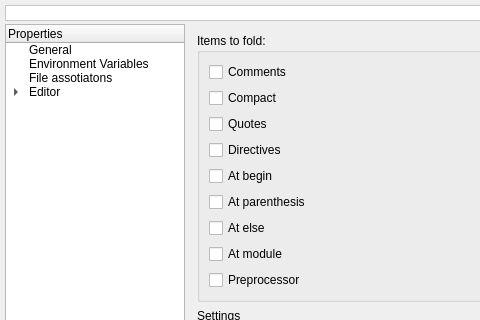
andreikop/enki, file mks/ui/UISettings.ui: the form before one commit; both pictures show x 0 to 480 and y 0 to 320 of the 620 by 727 pixel window.
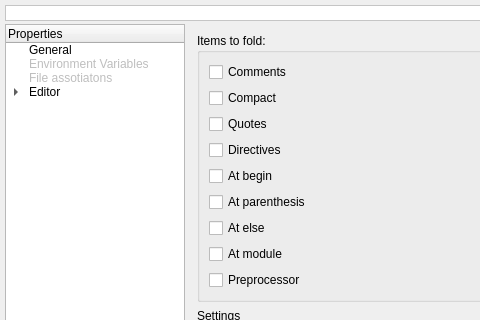
The form after the commit. Custom widgets are drawn as their Qt base class.

Commit message: Not supported tabs in the settings are disabled

```diff
--- a/mks/ui/UISettings.ui
+++ b/mks/ui/UISettings.ui
@@ -137,11 +137,17 @@
       <property name="text">
        <string>Environment Variables</string>
       </property>
+      <property name="flags">
+       <set>ItemIsDragEnabled|ItemIsUserCheckable</set>
+      </property>
      </item>
      <item>
       <property name="text">
        <string>File assotiatons</string>
       </property>
+      <property name="flags">
+       <set>ItemIsDragEnabled|ItemIsUserCheckable</set>
+      </property>
      </item>
      <item>
       <property name="text">
```
Left out of the diff: 12 changed lines with no effect on the pictures.
